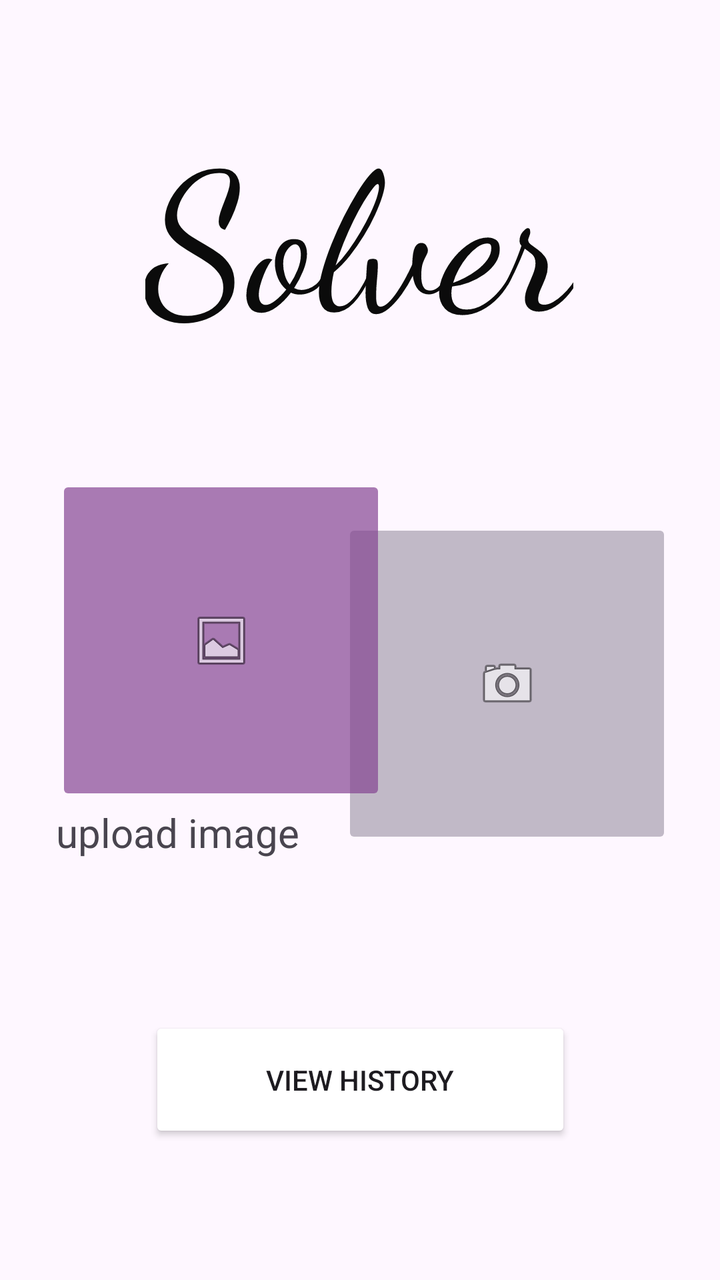
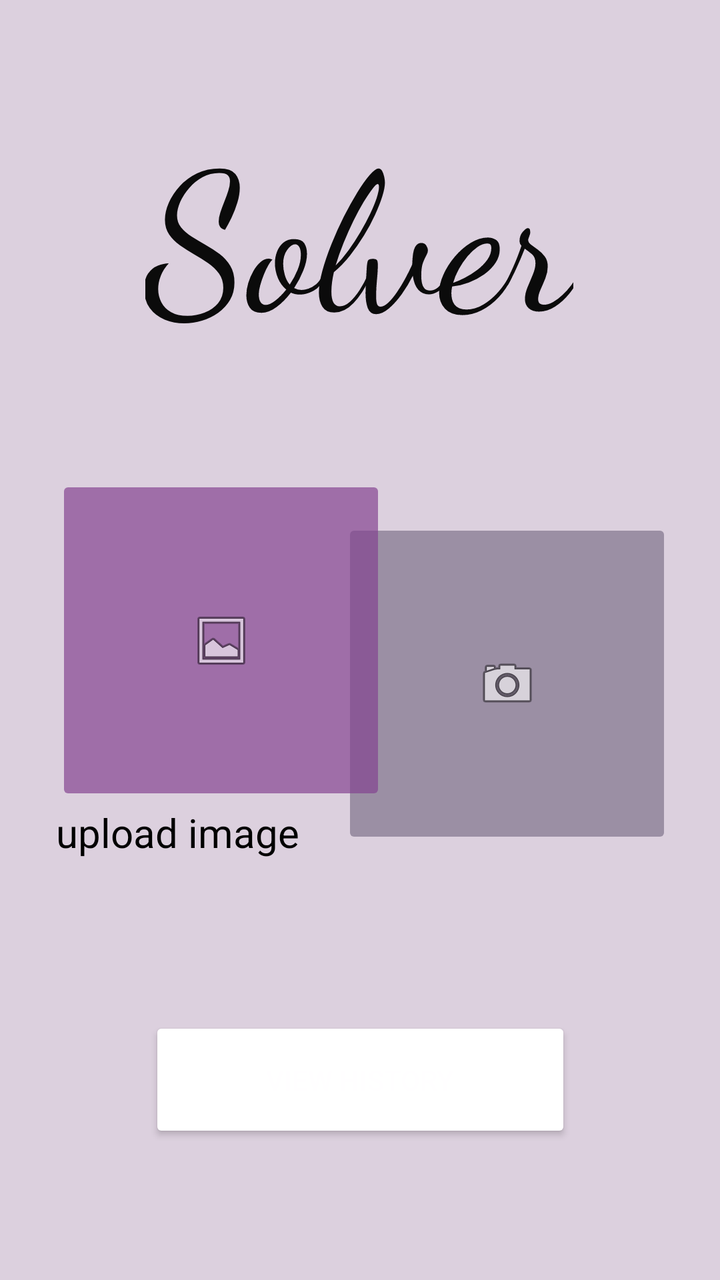

Compare the two renders of this Android layout. The source of the first and the diff that turns it into the second are given below.
<!-- AndroidManifest.xml: application theme Theme.SolverApp -->
<!-- res/layout/activity_main.xml -->
<?xml version="1.0" encoding="utf-8"?>
<androidx.constraintlayout.widget.ConstraintLayout xmlns:android="http://schemas.android.com/apk/res/android"
    xmlns:app="http://schemas.android.com/apk/res-auto"
    xmlns:tools="http://schemas.android.com/tools"
    android:id="@+id/main"
    android:layout_width="match_parent"
    android:layout_height="match_parent"
    tools:context=".MainActivity">

    <ImageButton
        android:id="@+id/cameraButton"
        android:layout_width="165dp"
        android:layout_height="165dp"
        android:layout_marginEnd="24dp"
        android:backgroundTint="#C1B9C7"
        android:contentDescription="gallary_button"
        app:layout_constraintBottom_toBottomOf="parent"
        app:layout_constraintEnd_toEndOf="parent"
        app:layout_constraintHorizontal_bias="1.0"
        app:layout_constraintStart_toEndOf="@+id/uploadButton"
        app:layout_constraintTop_toBottomOf="@+id/appName"
        app:layout_constraintVertical_bias="0.261"
        app:srcCompat="@android:drawable/ic_menu_camera" />

    <TextView
        android:id="@+id/uploadImage2"
        android:layout_width="165dp"
        android:layout_height="38dp"
        android:layout_marginStart="28dp"
        android:fontFamily="sans-serif"
        android:text="upload image"
        android:textAlignment="center"
        android:textSize="20sp"
        app:layout_constraintBottom_toBottomOf="parent"
        app:layout_constraintStart_toStartOf="parent"
        app:layout_constraintTop_toBottomOf="@+id/uploadButton"
        app:layout_constraintVertical_bias="0.0" />

    <TextView
        android:id="@+id/appName"
        android:layout_width="214dp"
        android:layout_height="135dp"
        android:layout_marginTop="48dp"
        android:fontFamily="cursive"
        android:text="Solver"
        android:textColor="#0B0B0B"
        android:textSize="96sp"
        android:typeface="normal"
        android:visibility="visible"
        app:layout_constraintEnd_toEndOf="parent"
        app:layout_constraintHorizontal_bias="0.497"
        app:layout_constraintStart_toStartOf="parent"
        app:layout_constraintTop_toTopOf="parent" />

    <Button
        android:id="@+id/history"
        android:layout_width="211dp"
        android:layout_height="63dp"
        android:backgroundTint="#3D3142"
        android:backgroundTintMode="add"
        android:text="VIEW HISTORY"
        app:layout_constraintBottom_toBottomOf="parent"
        app:layout_constraintEnd_toEndOf="parent"
        app:layout_constraintHorizontal_bias="0.5"
        app:layout_constraintStart_toStartOf="parent"
        app:layout_constraintTop_toTopOf="parent"
        app:layout_constraintVertical_bias="0.881"
        app:rippleColor="#F8F4F4" />

    <TextView
        android:id="@+id/captureImage"
        android:layout_width="165dp"
        android:layout_height="38dp"
        android:layout_marginEnd="24dp"
        android:layout_marginBottom="224dp"
        android:fontFamily="sans-serif"
        android:text="capture image"
        android:textAlignment="center"
        android:textSize="20sp"
        app:layout_constraintBottom_toBottomOf="parent"
        app:layout_constraintEnd_toEndOf="parent"
        app:layout_constraintHorizontal_bias="1.0"
        app:layout_constraintStart_toEndOf="@+id/uploadImage2"
        app:layout_constraintTop_toBottomOf="@+id/cameraButton"
        app:layout_constraintVertical_bias="0.0" />

    <ImageButton
        android:id="@+id/uploadButton"
        android:layout_width="165dp"
        android:layout_height="165dp"
        android:layout_marginStart="28dp"
        android:backgroundTint="#AF834290"
        android:contentDescription="gallary_button"
        app:layout_constraintBottom_toBottomOf="parent"
        app:layout_constraintStart_toStartOf="parent"
        app:layout_constraintTop_toTopOf="parent"
        app:srcCompat="@android:drawable/ic_menu_gallery" />

</androidx.constraintlayout.widget.ConstraintLayout>
<!-- resources referenced by this layout -->
<resources>
  <style name="Theme.SolverApp" parent="Base.Theme.SolverApp" />
  <style name="Base.Theme.SolverApp" parent="Theme.Material3.DayNight.NoActionBar">
          
          
      </style>
</resources>

<!-- the commit's change to res/layout/activity_main.xml (unified diff, before → after) -->
@@ -5,6 +5,8 @@
     android:id="@+id/main"
     android:layout_width="match_parent"
     android:layout_height="match_parent"
+    android:background="#DCD0DE"
+    android:backgroundTintMode="multiply"
     tools:context=".MainActivity">
 
     <ImageButton
@@ -12,7 +14,7 @@
         android:layout_width="165dp"
         android:layout_height="165dp"
         android:layout_marginEnd="24dp"
-        android:backgroundTint="#C1B9C7"
+        android:backgroundTint="#9B8FA4"
         android:contentDescription="gallary_button"
         app:layout_constraintBottom_toBottomOf="parent"
         app:layout_constraintEnd_toEndOf="parent"
@@ -30,6 +32,7 @@
         android:fontFamily="sans-serif"
         android:text="upload image"
         android:textAlignment="center"
+        android:textColor="#000000"
         android:textSize="20sp"
         app:layout_constraintBottom_toBottomOf="parent"
         app:layout_constraintStart_toStartOf="parent"
@@ -59,6 +62,7 @@
         android:backgroundTint="#3D3142"
         android:backgroundTintMode="add"
         android:text="VIEW HISTORY"
+        android:textColor="#FFFEFF"
         app:layout_constraintBottom_toBottomOf="parent"
         app:layout_constraintEnd_toEndOf="parent"
         app:layout_constraintHorizontal_bias="0.5"
@@ -76,6 +80,7 @@
         android:fontFamily="sans-serif"
         android:text="capture image"
         android:textAlignment="center"
+        android:textColor="#000000"
         android:textSize="20sp"
         app:layout_constraintBottom_toBottomOf="parent"
         app:layout_constraintEnd_toEndOf="parent"
<!-- resource entries referenced after the edit -->
@@ -1,7 +1,7 @@
 <!-- resources referenced by this layout -->
 <resources>
   <style name="Theme.SolverApp" parent="Base.Theme.SolverApp" />
-  <style name="Base.Theme.SolverApp" parent="Theme.Material3.DayNight.NoActionBar">
+  <style name="Base.Theme.SolverApp" parent="Theme.Material3.Light.NoActionBar">
           
           
       </style>
